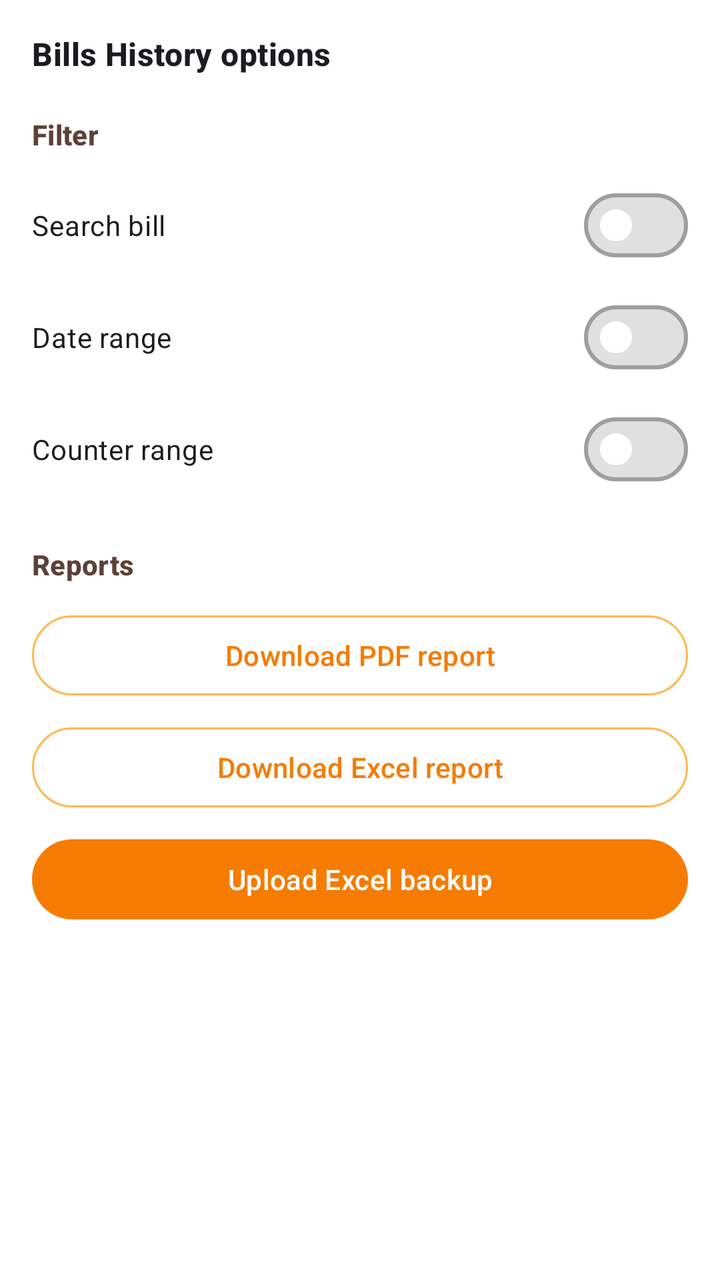
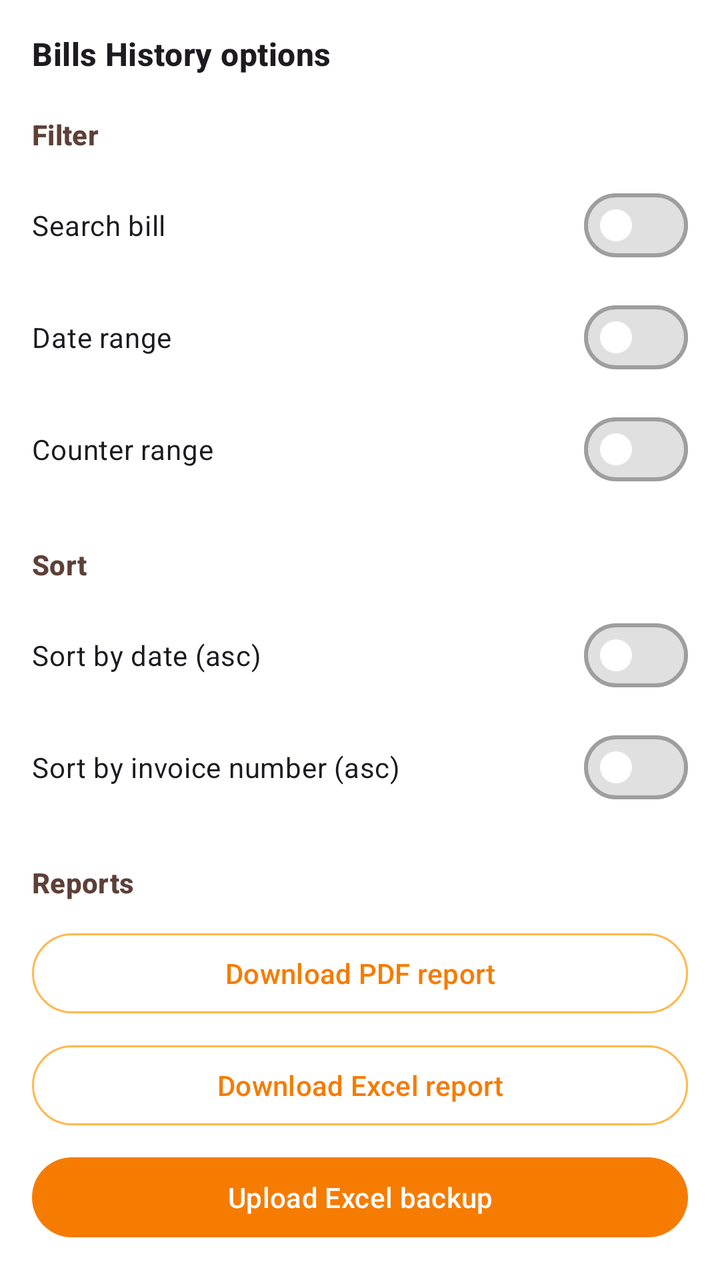

An Android layout rendered at two revisions. The XML below is the earlier revision; the diff shows what the commit changed to produce the second picture.
<!-- AndroidManifest.xml: application theme Theme.VikrSaathi -->
<!-- res/layout/layout_bills_history_drawer.xml -->
<?xml version="1.0" encoding="utf-8"?>
<ScrollView xmlns:android="http://schemas.android.com/apk/res/android"
    xmlns:app="http://schemas.android.com/apk/res-auto"
    android:layout_width="280dp"
    android:layout_height="match_parent"
    android:layout_gravity="end"
    android:background="?attr/colorSurface"
    android:clickable="true"
    android:elevation="8dp"
    android:fillViewport="true"
    android:focusable="true">

    <LinearLayout
        android:layout_width="match_parent"
        android:layout_height="wrap_content"
        android:orientation="vertical"
        android:padding="16dp">

        <TextView
            android:layout_width="match_parent"
            android:layout_height="wrap_content"
            android:text="@string/bills_history_options"
            android:textAppearance="?attr/textAppearanceTitleMedium"
            android:textStyle="bold" />

        <TextView
            android:layout_width="match_parent"
            android:layout_height="wrap_content"
            android:layout_marginTop="20dp"
            android:text="@string/filter_section"
            android:textAppearance="?attr/textAppearanceTitleSmall"
            android:textColor="@color/text_secondary_dark"
            android:textStyle="bold" />

        <com.google.android.material.materialswitch.MaterialSwitch
            android:id="@+id/switchSearchFilter"
            android:layout_width="match_parent"
            android:layout_height="wrap_content"
            android:layout_marginTop="12dp"
            android:text="@string/filter_search_bill" />

        <com.google.android.material.materialswitch.MaterialSwitch
            android:id="@+id/switchDateRangeFilter"
            android:layout_width="match_parent"
            android:layout_height="wrap_content"
            android:layout_marginTop="8dp"
            android:text="@string/filter_date_range" />

        <com.google.android.material.materialswitch.MaterialSwitch
            android:id="@+id/switchCounterRangeFilter"
            android:layout_width="match_parent"
            android:layout_height="wrap_content"
            android:layout_marginTop="8dp"
            android:text="@string/filter_counter_range" />

        <TextView
            android:layout_width="match_parent"
            android:layout_height="wrap_content"
            android:layout_marginTop="24dp"
            android:text="@string/reports_section"
            android:textAppearance="?attr/textAppearanceTitleSmall"
            android:textColor="@color/text_secondary_dark"
            android:textStyle="bold" />

        <com.google.android.material.button.MaterialButton
            android:id="@+id/buttonDownloadPdfReport"
            style="@style/Widget.Material3.Button.OutlinedButton"
            android:layout_width="match_parent"
            android:layout_height="wrap_content"
            android:layout_marginTop="12dp"
            android:text="@string/download_pdf_report"
            app:strokeColor="@color/stroke_button" />

        <com.google.android.material.button.MaterialButton
            android:id="@+id/buttonDownloadExcelReport"
            style="@style/Widget.Material3.Button.OutlinedButton"
            android:layout_width="match_parent"
            android:layout_height="wrap_content"
            android:layout_marginTop="8dp"
            android:text="@string/download_excel_report"
            app:strokeColor="@color/stroke_button" />

        <com.google.android.material.button.MaterialButton
            android:id="@+id/buttonUploadExcelBackup"
            android:layout_width="match_parent"
            android:layout_height="wrap_content"
            android:layout_marginTop="8dp"
            android:text="@string/upload_excel_backup" />
    </LinearLayout>
</ScrollView>
<!-- resources referenced by this layout -->
<resources>
  <color name="stroke_button">@color/orange_300</color>
  <color name="text_secondary_dark">#5D4037</color>
  <string name="bills_history_options">Bills History options</string>
  <string name="download_excel_report">Download Excel report</string>
  <string name="download_pdf_report">Download PDF report</string>
  <string name="filter_counter_range">Counter range</string>
  <string name="filter_date_range">Date range</string>
  <string name="filter_search_bill">Search bill</string>
  <string name="filter_section">Filter</string>
  <string name="reports_section">Reports</string>
  <string name="upload_excel_backup">Upload Excel backup</string>
  <style name="Theme.VikrSaathi" parent="Theme.Material3.DayNight.NoActionBar">
          <item name="colorPrimary">@color/orange_primary</item>
          <item name="colorPrimaryDark">@color/orange_primary_dark</item>
          <item name="colorPrimaryVariant">@color/orange_primary_dark</item>
          <item name="colorOnPrimary">@color/orange_on_primary</item>
          <item name="colorSecondary">@color/orange_accent</item>
          <item name="colorSecondaryVariant">@color/orange_700</item>
          <item name="colorOnSecondary">@color/black</item>
          <item name="colorPrimaryContainer">@color/orange_100</item>
          <item name="colorOnPrimaryContainer">@color/orange_900</item>
          <item name="colorSurface">@color/surface_card</item>
          <item name="colorOnSurface">@color/text_primary_dark</item>
          <item name="colorSurfaceVariant">@color/orange_surface</item>
          <item name="colorOnSurfaceVariant">@color/text_secondary_dark</item>
          <item name="colorOutline">@color/stroke_default</item>
          <item name="colorOutlineVariant">@color/stroke_subtle</item>
          <item name="android:colorBackground">@color/orange_surface</item>
          <item name="android:statusBarColor">@color/orange_primary_dark</item>
          <item name="android:navigationBarColor">@color/orange_primary_dark</item>
          <item name="materialSwitchStyle">@style/VikrSaathiSwitch</item>
          <item name="materialButtonOutlinedStyle">@style/VikrSaathiOutlinedButton</item>
      </style>
  <color name="orange_300">#FFB74D</color>
  <color name="orange_primary">#F57C00</color>
  <color name="orange_primary_dark">#E65100</color>
  <color name="orange_on_primary">#FFFFFF</color>
  <color name="orange_accent">#FFB74D</color>
  <color name="orange_700">#F57C00</color>
  <color name="black">#FF000000</color>
  <color name="orange_100">#FFE0B2</color>
  <color name="orange_900">#E65100</color>
  <color name="surface_card">#FFFFFF</color>
  <color name="text_primary_dark">#212121</color>
  <color name="orange_surface">#FFF8F0</color>
  <color name="stroke_default">@color/orange_200</color>
  <color name="stroke_subtle">@color/orange_100</color>
  <style name="VikrSaathiSwitch" parent="Widget.Material3.CompoundButton.MaterialSwitch">
          <item name="thumbTint">@color/switch_thumb_tint</item>
          <item name="trackTint">@color/switch_track_tint</item>
          <item name="trackDecorationTint">@color/switch_track_decoration_tint</item>
      </style>
  <style name="VikrSaathiOutlinedButton" parent="Widget.Material3.Button.OutlinedButton">
          <item name="android:textColor">@color/button_outlined_text</item>
          <item name="strokeColor">@color/button_outlined_stroke</item>
      </style>
  <color name="orange_200">#FFCC80</color>
</resources>

<!-- the commit's change to res/layout/layout_bills_history_drawer.xml (unified diff, before → after) -->
@@ -57,6 +57,29 @@
             android:layout_width="match_parent"
             android:layout_height="wrap_content"
             android:layout_marginTop="24dp"
+            android:text="@string/sort_section"
+            android:textAppearance="?attr/textAppearanceTitleSmall"
+            android:textColor="@color/text_secondary_dark"
+            android:textStyle="bold" />
+
+        <com.google.android.material.materialswitch.MaterialSwitch
+            android:id="@+id/switchSortByDateAsc"
+            android:layout_width="match_parent"
+            android:layout_height="wrap_content"
+            android:layout_marginTop="12dp"
+            android:text="@string/sort_by_date_asc" />
+
+        <com.google.android.material.materialswitch.MaterialSwitch
+            android:id="@+id/switchSortByInvoiceNumberAsc"
+            android:layout_width="match_parent"
+            android:layout_height="wrap_content"
+            android:layout_marginTop="8dp"
+            android:text="@string/sort_by_invoice_number_asc" />
+
+        <TextView
+            android:layout_width="match_parent"
+            android:layout_height="wrap_content"
+            android:layout_marginTop="24dp"
             android:text="@string/reports_section"
             android:textAppearance="?attr/textAppearanceTitleSmall"
             android:textColor="@color/text_secondary_dark"
<!-- resource entries referenced after the edit -->
@@ -10,6 +10,9 @@
   <string name="filter_search_bill">Search bill</string>
   <string name="filter_section">Filter</string>
   <string name="reports_section">Reports</string>
+  <string name="sort_by_date_asc">Sort by date (asc)</string>
+  <string name="sort_by_invoice_number_asc">Sort by invoice number (asc)</string>
+  <string name="sort_section">Sort</string>
   <string name="upload_excel_backup">Upload Excel backup</string>
   <style name="Theme.VikrSaathi" parent="Theme.Material3.DayNight.NoActionBar">
           <item name="colorPrimary">@color/orange_primary</item>
